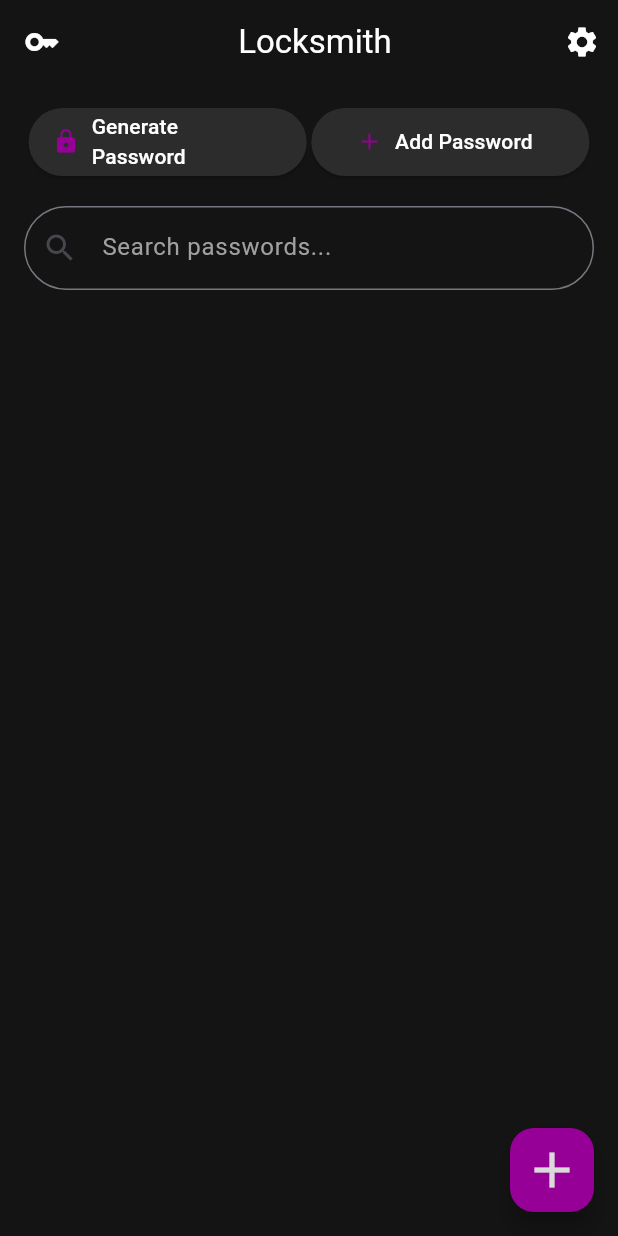
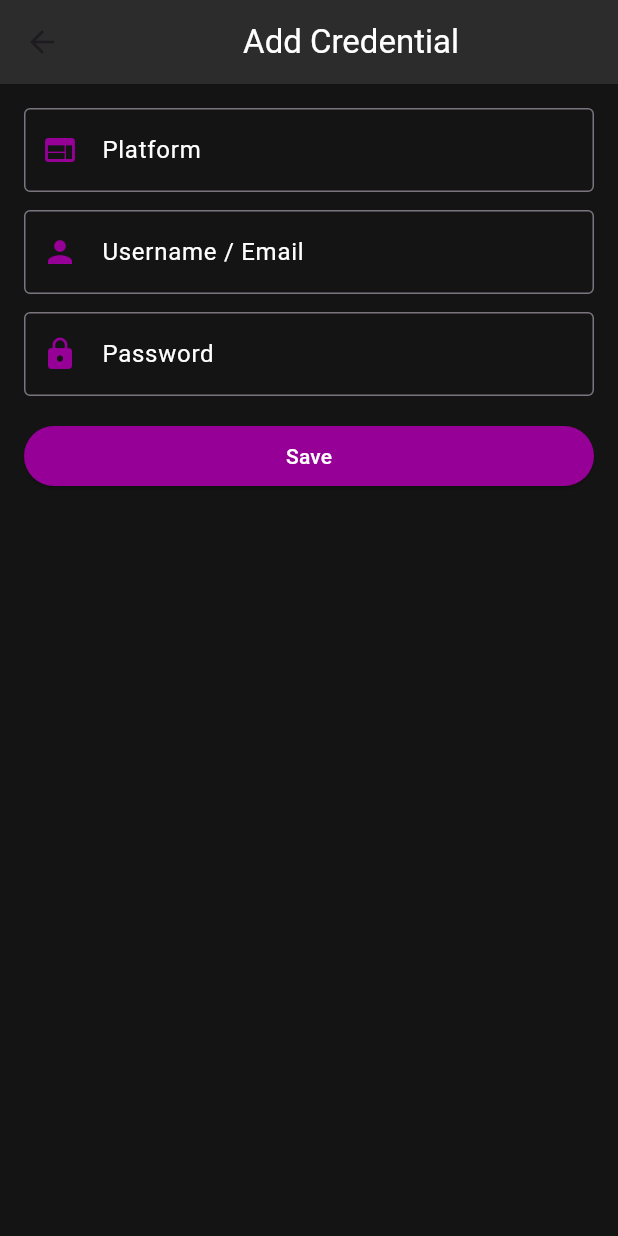
Before and after one commit to AlaSww/LockSmith, a Flutter app: the Home screen opened directly, after a tap on "Add Password", on a phone screen of 412 x 824 dp. Run offline on Flutter 3.47's test engine with Material 3 defaults, Android fonts, the phone set to English and light mode, and no system bars; our stand-ins replace hive, hive_flutter, sqflite, sqflite_common_ffi; missing offline and left inert: encrypt; accounts and stored records are empty.

Commit message:
diff pass

```diff
--- a/lib/pages/mobile Pages/addpage.dart
+++ b/lib/pages/mobile Pages/addpage.dart
@@ -0,0 +1,128 @@
+import 'package:flutter/material.dart';
+import 'package:flutter/services.dart';
+import 'package:flutter/widgets.dart';
+import 'package:peg/pages/home.dart';
+import 'package:peg/password.dart';
+import 'package:peg/sql/sqldb.dart';
+import 'package:peg/util.dart';
+
+class Addpage extends StatefulWidget {
+  const Addpage({super.key});
+
+  @override
+  State<Addpage> createState() => _AddpageState();
+}
+
+class _AddpageState extends State<Addpage> {
+  Password pass=Password();
+  Sqldb sqldb=Sqldb();
+  void save() async{
+    pass.encrypt();
+    int response=await sqldb.insertData('''
+      INSERT INTO passwords('platform','username','original','encryption') VALUES
+      ('${pass.platform}','${pass.username}','${pass.password}','${pass.secure}')
+    ''');
+    Navigator.push(context, MaterialPageRoute(builder: (context) => Home()));
+    showDialog(
+      context: context,
+      builder: (context){
+        return AlertDialog(
+          backgroundColor: const Color.fromARGB(255, 58, 58, 58),
+          title: Center(
+            child: Text(
+              'Tap to copy your password',
+               style: TextStyle(
+                  fontWeight: FontWeight.bold,
+                  color: const Color.fromARGB(255, 255, 255, 255)
+               ),
+            )),
+          actions: [
+            Container(
+                                  decoration: BoxDecoration(
+                                    color: const Color.fromARGB(255, 150, 0, 150),
+                                    borderRadius: BorderRadius.circular(20)
+                                  ),
+                                  child: TextButton(
+                                    onPressed: () async{
+                                      await Clipboard.setData(ClipboardData(text:pass.secure));
+                                      if (!mounted) return;
+                                      ScaffoldMessenger.of(context).showSnackBar(const SnackBar(
+                                        content: Text('Copied to clipboard'),
+                                      ));
+                                      Navigator.of(context).pop();
+                                    },
+                                    child: Text('COPY',style: TextStyle(color: Colors.white),),
+                                  ),
+                                ),
+                              ],
+                            );
+      }
+
+      );
+  }
+  @override
+  Widget build(BuildContext context) {
+    final _platformController = TextEditingController();
+    final _usernameController = TextEditingController();
+    final _passwordController = TextEditingController();
+    return Scaffold(
+      backgroundColor: bgcolor,
+      appBar: AppBar(title: Center(child: Text("Add Credential",style: TextStyle(color: Colors.white),)),backgroundColor:gray,),
+      body: Container(
+        padding: const EdgeInsets.all(16.0),
+        child: Column(
+          crossAxisAlignment: CrossAxisAlignment.start,
+          children: [
+            TextField(
+              style: TextStyle(color: Colors.white),
+              controller: _platformController,
+              decoration: InputDecoration(
+                labelText: "Platform",
+                labelStyle: TextStyle(color: Colors.white),
+                prefixIcon: Icon(Icons.web,color: purple,),
+                border: OutlineInputBorder(),
+              ),
+            ),
+            SizedBox(height: 12),
+            TextField(
+              style: TextStyle(color: Colors.white),
+              controller: _usernameController,
+              decoration: InputDecoration(
+                labelText: "Username / Email",
+                labelStyle: TextStyle(color: Colors.white),
+                prefixIcon: Icon(Icons.person,color: purple,),
+                border: OutlineInputBorder(),
+              ),
+            ),
+            SizedBox(height: 12),
+            TextField(
+              style: TextStyle(color: Colors.white),
+              controller: _passwordController,
+              obscureText: true,
+              decoration: InputDecoration(
+                labelText: "Password",
+                labelStyle: TextStyle(color: Colors.white),
+                prefixIcon: Icon(Icons.lock,color: purple,),
+                border: OutlineInputBorder(),
+              ),
+            ),
+            SizedBox(height: 20),
+            SizedBox(
+              height: 40,
+              width: double.infinity,
+              child: ElevatedButton(
+                style: ElevatedButton.styleFrom(
+                  backgroundColor: purple,
+                ),
+                onPressed: () {
+                  save();
+                },
+                child: Text("Save",style: TextStyle(color: Colors.white),),
+              ),
+            ),
+          ],
+        ),
+      ),
+    );
+  }
+}
--- a/lib/password.dart
+++ b/lib/password.dart
@@ -0,0 +1,18 @@
+import 'package:encrypt/encrypt.dart';
+import 'dart:convert';
+
+class Password {
+  String platform="none";
+  String username="user";
+  String password="pass";
+  String secure="";
+  static final _key = Key.fromUtf8('1234567890123456');
+  static final _iv = IV.fromLength(16);
+
+  void encrypt() {
+    final encrypter = Encrypter(AES(_key, mode: AESMode.cbc));
+    final encrypted = encrypter.encrypt(password, iv: _iv);
+    secure= base64Encode(encrypted.bytes);
+  }
+
+}
--- a/pubspec.yaml
+++ b/pubspec.yaml
@@ -16,6 +16,7 @@ dependencies:
   hive_flutter: ^1.1.0
   sqflite: ^2.4.2
   sqflite_common_ffi: ^2.3.5
+  encrypt: ^5.0.3
 dev_dependencies:
   flutter_test:
     sdk: flutter
```
Also changed, not shown: lib/pages/home.dart (+69 -4 lines), pubspec.lock.
